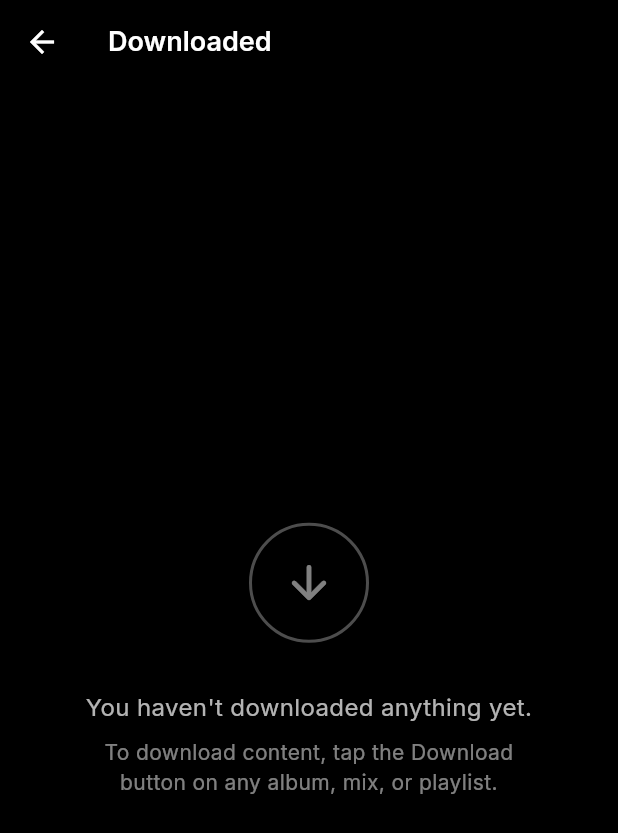
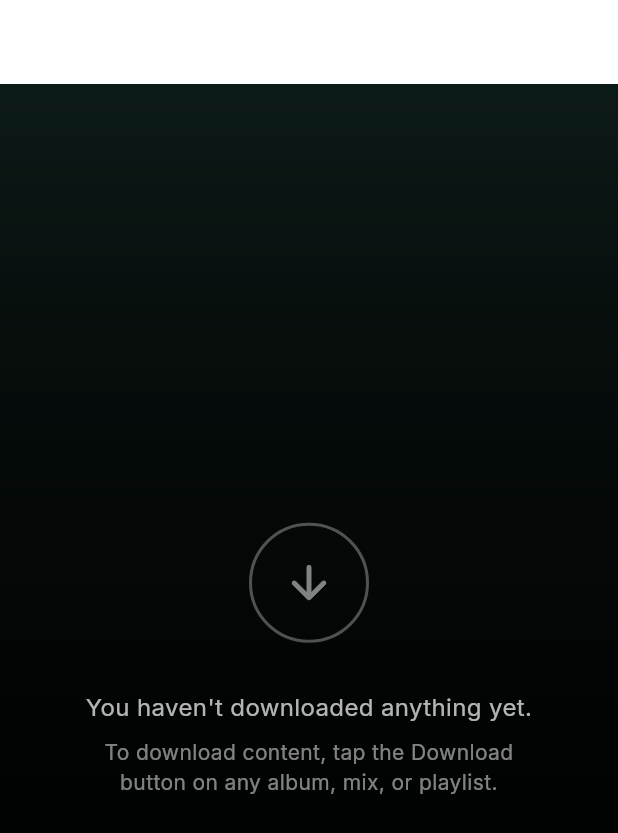
Before and after one commit to chandradev28/dreamin-app, a Flutter app: the screen it shows after launch, item 3 of the bottom bar chosen, after a tap on "Downloads", on a phone screen of 412 x 824 dp. Shown: the top 833 px of the screen. Run offline on Flutter 3.47's test engine with Material 3 defaults, Android fonts, the phone set to English and light mode, and no system bars; our stand-ins replace cached_network_image, dio, drift, equatable, flutter_riverpod, google_fonts and 4 more; accounts and stored records are empty; generated files the repository leaves out were written again.

Commit message:
feat: wire offline downloads and dynamic backdrops

```diff
--- a/lib/data/database.dart
+++ b/lib/data/database.dart
@@ -437,14 +437,33 @@ class AppDatabase extends _$AppDatabase {
     required String filePath,
     required int fileSize,
   }) async {
-    await into(cachedTracks).insert(CachedTracksCompanion.insert(
+    final existing = await (select(cachedTracks)
+          ..where((t) => t.trackId.equals(trackId) & t.source.equals(source)))
+        .getSingleOrNull();
+
+    if (existing != null) {
+      await (update(cachedTracks)..where((t) => t.id.equals(existing.id)))
+          .write(
+        CachedTracksCompanion(
+          trackJson: Value(trackJson),
+          filePath: Value(filePath),
+          fileSize: Value(fileSize),
+          cachedAt: Value(DateTime.now()),
+        ),
+      );
+      return;
+    }
+
+    await into(cachedTracks).insert(
+      CachedTracksCompanion.insert(
         trackId: trackId,
         source: source,
         trackJson: trackJson,
         filePath: filePath,
         fileSize: fileSize,
         cachedAt: DateTime.now(),
-    ));
+      ),
+    );
   }
 
   Future<bool> isTrackCached(String trackId, int source) async {
@@ -458,7 +477,17 @@ class AppDatabase extends _$AppDatabase {
     final result = await (select(cachedTracks)
           ..where((t) => t.trackId.equals(trackId) & t.source.equals(source)))
         .getSingleOrNull();
-    return result?.filePath;
+    if (result == null) {
+      return null;
+    }
+
+    final file = File(result.filePath);
+    if (!await file.exists()) {
+      await (delete(cachedTracks)..where((t) => t.id.equals(result.id))).go();
+      return null;
+    }
+
+    return result.filePath;
   }
 
   Future<void> removeCachedTrack(String trackId, int source) async {
@@ -494,7 +523,21 @@ class AppDatabase extends _$AppDatabase {
   }
 
   Future<List<CachedTrack>> getAllCachedTracks() async {
-    return select(cachedTracks).get();
+    final records = await (select(cachedTracks)
+          ..orderBy([(t) => OrderingTerm.desc(t.cachedAt)]))
+        .get();
+
+    final valid = <CachedTrack>[];
+    for (final record in records) {
+      final file = File(record.filePath);
+      if (await file.exists()) {
+        valid.add(record);
+      } else {
+        await (delete(cachedTracks)..where((t) => t.id.equals(record.id))).go();
+      }
+    }
+
+    return valid;
   }
 
   // ==================== SAVED ALBUMS ====================
--- a/lib/providers/download_provider.dart
+++ b/lib/providers/download_provider.dart
@@ -3,8 +3,11 @@ import 'dart:convert';
 import 'package:flutter_riverpod/flutter_riverpod.dart';
 import '../models/models.dart';
 import '../services/download_service.dart';
+import '../services/subsonic_service.dart';
+import '../services/tidal_service.dart';
 import '../data/database.dart';
 import 'music_provider.dart';
+import 'subsonic_provider.dart';
 
 /// Download state - tracks queue and current download progress
 class DownloadState {
@@ -35,7 +38,9 @@ class DownloadState {
   }) {
     return DownloadState(
       queue: queue ?? this.queue,
-      currentDownload: clearCurrentDownload ? null : (currentDownload ?? this.currentDownload),
+      currentDownload: clearCurrentDownload
+          ? null
+          : (currentDownload ?? this.currentDownload),
       currentProgress: currentProgress ?? this.currentProgress,
       currentStatus: currentStatus ?? this.currentStatus,
       downloadedTrackIds: downloadedTrackIds ?? this.downloadedTrackIds,
@@ -56,6 +61,18 @@ class DownloadNotifier extends StateNotifier<DownloadState> {
 
   DownloadNotifier(this._database) : super(const DownloadState()) {
     _loadDownloadedTracks();
+  }
+
+  void configureServices({
+    TidalService? tidalService,
+    SubsonicServiceImpl? subsonicService,
+  }) {
+    if (tidalService != null) {
+      _downloadService.initTidal(tidalService);
+    }
+    if (subsonicService != null) {
+      _downloadService.initSubsonic(subsonicService);
+    }
   }
 
   /// Load already downloaded track IDs from database
@@ -85,9 +102,9 @@ class DownloadNotifier extends StateNotifier<DownloadState> {
 
   /// Add multiple tracks to queue (album/playlist download)
   void addAllToQueue(List<Track> tracks) {
-    final newTracks = tracks.where(
-      (t) => !state.isDownloaded(t.id) && !state.isInQueue(t.id)
-    ).toList();
+    final newTracks = tracks
+        .where((t) => !state.isDownloaded(t.id) && !state.isInQueue(t.id))
+        .toList();
 
     if (newTracks.isEmpty) return;
 
@@ -180,9 +197,8 @@ class DownloadNotifier extends StateNotifier<DownloadState> {
     await _database.removeCachedTrack(track.id, track.source.index);
 
     state = state.copyWith(
-      downloadedTrackIds: state.downloadedTrackIds
-          .where((id) => id != track.id)
-          .toSet(),
+      downloadedTrackIds:
+          state.downloadedTrackIds.where((id) => id != track.id).toSet(),
     );
   }
 
@@ -193,7 +209,22 @@ class DownloadNotifier extends StateNotifier<DownloadState> {
 }
 
 /// Provider for download state
-final downloadProvider = StateNotifierProvider<DownloadNotifier, DownloadState>((ref) {
+final downloadProvider =
+    StateNotifierProvider<DownloadNotifier, DownloadState>((ref) {
   final database = ref.watch(databaseProvider);
-  return DownloadNotifier(database);
+  final notifier = DownloadNotifier(database);
+  notifier.configureServices(
+    tidalService: ref.read(tidalServiceProvider),
+    subsonicService: ref.read(subsonicServiceProvider),
+  );
+
+  ref.listen<TidalService>(tidalServiceProvider, (_, next) {
+    notifier.configureServices(tidalService: next);
+  });
+
+  ref.listen<SubsonicServiceImpl?>(subsonicServiceProvider, (_, next) {
+    notifier.configureServices(subsonicService: next);
+  });
+
+  return notifier;
 });
--- a/lib/screens/home/home_screen.dart
+++ b/lib/screens/home/home_screen.dart
@@ -5,7 +5,7 @@ import '../../core/theme/app_theme.dart';
 import '../../core/utils/responsive.dart';
 import '../../providers/providers.dart';
 import '../../models/models.dart';
-import '../../widgets/track_options_sheet.dart';
+import '../../widgets/widgets.dart';
 import '../album/album_detail_screen.dart';
 import '../playlist/playlist_detail_screen.dart';
 import 'see_all_screen.dart';
@@ -28,10 +28,8 @@ class HomeScreen extends ConsumerWidget {
 
     return Scaffold(
       backgroundColor: Colors.transparent,
-      body: Container(
-        decoration: BoxDecoration(
-          gradient: sourceTheme.gradient,
-        ),
+      body: PosterGradientBackground(
+        fallbackGradient: sourceTheme.gradient,
         child: RefreshIndicator(
           onRefresh: () => ref.read(homeDataProvider.notifier).refresh(),
           color: AppTheme.primaryColor,
--- a/lib/screens/library/library_downloads_screen.dart
+++ b/lib/screens/library/library_downloads_screen.dart
@@ -5,7 +5,8 @@ import 'dart:convert';
 import '../../core/theme/app_theme.dart';
 import '../../providers/providers.dart';
 import '../../models/models.dart';
-import '../../widgets/track_options_sheet.dart';
+import '../../data/database.dart';
+import '../../widgets/widgets.dart';
 
 /// Library Downloads Screen - TIDAL Style
 class LibraryDownloadsScreen extends ConsumerWidget {
@@ -13,12 +14,13 @@ class LibraryDownloadsScreen extends ConsumerWidget {
 
   @override
   Widget build(BuildContext context, WidgetRef ref) {
+    ref.watch(downloadProvider);
     final database = ref.watch(databaseProvider);
 
     return Scaffold(
-      backgroundColor: AppTheme.backgroundColor,
+      backgroundColor: Colors.transparent,
       appBar: AppBar(
-        backgroundColor: AppTheme.backgroundColor,
+        backgroundColor: Colors.transparent,
         elevation: 0,
         leading: IconButton(
           icon: const Icon(Icons.arrow_back, color: Colors.white),
@@ -33,7 +35,8 @@ class LibraryDownloadsScreen extends ConsumerWidget {
         ),
         centerTitle: false,
       ),
-      body: FutureBuilder(
+      body: PosterGradientBackground(
+        child: FutureBuilder<List<CachedTrack>>(
           future: database.getAllCachedTracks(),
           builder: (context, snapshot) {
             if (snapshot.connectionState == ConnectionState.waiting) {
@@ -42,7 +45,7 @@ class LibraryDownloadsScreen extends ConsumerWidget {
               );
             }
 
-          final downloads = snapshot.data ?? [];
+            final downloads = snapshot.data ?? const <CachedTrack>[];
 
             if (downloads.isEmpty) {
               return _buildEmptyState();
@@ -50,6 +53,7 @@ class LibraryDownloadsScreen extends ConsumerWidget {
 
             return _buildDownloadsList(downloads, ref);
           },
+        ),
       ),
     );
   }
@@ -100,14 +104,14 @@ class LibraryDownloadsScreen extends ConsumerWidget {
     );
   }
 
-  Widget _buildDownloadsList(List<dynamic> downloads, WidgetRef ref) {
+  Widget _buildDownloadsList(List<CachedTrack> downloads, WidgetRef ref) {
     return ListView.builder(
       padding: const EdgeInsets.symmetric(vertical: 8),
       itemCount: downloads.length,
       itemBuilder: (context, index) {
         final cached = downloads[index];
         try {
-          final trackData = jsonDecode(cached.trackJson as String);
+          final trackData = jsonDecode(cached.trackJson);
           final track = Track.fromJson(trackData);
 
           return ListTile(
@@ -115,7 +119,7 @@ class LibraryDownloadsScreen extends ConsumerWidget {
               final tracks = downloads
                   .map((item) {
                     try {
-                      final data = jsonDecode(item.trackJson as String);
+                      final data = jsonDecode(item.trackJson);
                       return Track.fromJson(data);
                     } catch (_) {
                       return null;
--- a/lib/screens/library/library_screen.dart
+++ b/lib/screens/library/library_screen.dart
@@ -3,6 +3,7 @@ import 'package:flutter_riverpod/flutter_riverpod.dart';
 import '../../core/theme/app_theme.dart';
 import '../../core/utils/responsive.dart';
 import '../../providers/providers.dart';
+import '../../widgets/widgets.dart';
 import 'library_playlists_screen.dart';
 import 'library_albums_screen.dart';
 import 'library_tracks_screen.dart';
@@ -21,8 +22,9 @@ class LibraryScreen extends ConsumerWidget {
     final favoritesState = ref.watch(favoritesProvider);
 
     return Scaffold(
-      backgroundColor: AppTheme.backgroundColor,
-      body: SafeArea(
+      backgroundColor: Colors.transparent,
+      body: PosterGradientBackground(
+        child: SafeArea(
           child: CustomScrollView(
             slivers: [
               // Header - TIDAL Style
@@ -98,7 +100,8 @@ class LibraryScreen extends ConsumerWidget {
                     _TidalLibraryTile(
                       icon: Icons.music_note_outlined,
                       title: 'Tracks',
-                    subtitle: '${favoritesState.favorites.length} liked songs',
+                      subtitle:
+                          '${favoritesState.favorites.length} liked songs',
                       onTap: () {
                         Navigator.push(
                           context,
@@ -145,6 +148,7 @@ class LibraryScreen extends ConsumerWidget {
                         20),
               ),
             ],
+          ),
         ),
       ),
     );
--- a/lib/screens/main/main_screen.dart
+++ b/lib/screens/main/main_screen.dart
@@ -60,16 +60,14 @@ class _MainScreenState extends ConsumerState<MainScreen> {
     final playerState = ref.watch(playerProvider);
 
     return Scaffold(
-      backgroundColor: AppTheme.backgroundColor,
-      body: Stack(
+      backgroundColor: Colors.transparent,
+      body: PosterGradientBackground(
+        child: Stack(
           children: [
-          // Main content
             IndexedStack(
               index: _currentIndex,
               children: _screens,
             ),
-
-          // Mini player
             if (playerState.hasTrack)
               Positioned(
                 left: 0,
@@ -85,6 +83,7 @@ class _MainScreenState extends ConsumerState<MainScreen> {
               ),
           ],
         ),
+      ),
       bottomNavigationBar: playerState.hasTrack ? null : _buildBottomNav(),
     );
   }
@@ -92,10 +91,10 @@ class _MainScreenState extends ConsumerState<MainScreen> {
   Widget _buildBottomNav() {
     return Container(
       decoration: BoxDecoration(
-        color: AppTheme.surfaceColor,
+        color: Colors.black.withOpacity(0.72),
         border: Border(
           top: BorderSide(
-            color: AppTheme.surfaceLighter,
+            color: Colors.white.withOpacity(0.08),
             width: 0.5,
           ),
         ),
@@ -108,7 +107,7 @@ class _MainScreenState extends ConsumerState<MainScreen> {
             _currentIndex = index;
           });
         },
-        backgroundColor: AppTheme.surfaceColor,
+        backgroundColor: Colors.transparent,
         selectedItemColor: AppTheme.primaryColor,
         unselectedItemColor: AppTheme.secondaryColor,
         type: BottomNavigationBarType.fixed,
--- a/lib/screens/search/search_screen.dart
+++ b/lib/screens/search/search_screen.dart
@@ -6,8 +6,8 @@ import '../../core/theme/app_theme.dart';
 import '../../core/utils/responsive.dart';
 import '../../providers/providers.dart';
 import '../../models/models.dart';
-import '../../widgets/track_options_sheet.dart';
 import '../../widgets/album_options_sheet.dart';
+import '../../widgets/widgets.dart';
 import '../album/album_detail_screen.dart';
 import '../playlist/playlist_detail_screen.dart';
 import '../artist/artist_detail_screen.dart';
@@ -101,16 +101,16 @@ class _SearchScreenState extends ConsumerState<SearchScreen> {
     final responsive = Responsive(context);
 
     return Scaffold(
-      backgroundColor: AppTheme.backgroundColor,
-      body: SafeArea(
+      backgroundColor: Colors.transparent,
+      body: PosterGradientBackground(
+        child: SafeArea(
           child: Column(
             children: [
-            // Search Bar
               Padding(
                 padding: EdgeInsets.all(responsive.horizontalPadding),
                 child: Container(
                   decoration: BoxDecoration(
-                  color: AppTheme.surfaceColor,
+                    color: AppTheme.surfaceColor.withOpacity(0.86),
                     borderRadius: BorderRadius.circular(4),
                   ),
                   child: TextField(
@@ -147,19 +147,20 @@ class _SearchScreenState extends ConsumerState<SearchScreen> {
                           : null,
                       border: InputBorder.none,
                       contentPadding: const EdgeInsets.symmetric(
-                        horizontal: 16, vertical: 16),
+                        horizontal: 16,
+                        vertical: 16,
                       ),
                     ),
                   ),
                 ),
-
-            // Content
+              ),
               Expanded(
                 child: _isSearching
                     ? _buildSearchResults(searchState, responsive)
                     : _buildBrowseSection(responsive),
               ),
             ],
+          ),
         ),
       ),
     );
--- /dev/null
+++ b/lib/widgets/poster_gradient_background.dart
@@ -0,0 +1,150 @@
+import 'dart:ui';
+
+import 'package:cached_network_image/cached_network_image.dart';
+import 'package:flutter/material.dart';
+import 'package:flutter_riverpod/flutter_riverpod.dart';
+import 'package:palette_generator/palette_generator.dart';
+
+import '../core/theme/app_theme.dart';
+import '../providers/providers.dart';
+
+class PosterGradientBackground extends ConsumerStatefulWidget {
+  final Widget child;
+  final Gradient? fallbackGradient;
+
+  const PosterGradientBackground({
+    super.key,
+    required this.child,
+    this.fallbackGradient,
+  });
+
+  @override
+  ConsumerState<PosterGradientBackground> createState() =>
+      _PosterGradientBackgroundState();
+}
+
+class _PosterGradientBackgroundState
+    extends ConsumerState<PosterGradientBackground> {
+  String? _coverUrl;
+  Color _dominantColor = AppTheme.backgroundColor;
+
+  @override
+  Widget build(BuildContext context) {
+    final track =
+        ref.watch(playerProvider.select((state) => state.currentTrack));
+    final coverUrl = track?.coverArtUrl;
+
+    if (coverUrl != _coverUrl) {
+      WidgetsBinding.instance.addPostFrameCallback((_) {
+        _updatePalette(coverUrl);
+      });
+    }
+
+    final hasArtwork = coverUrl != null && coverUrl.isNotEmpty;
+
+    return Stack(
+      fit: StackFit.expand,
+      children: [
+        AnimatedContainer(
+          duration: const Duration(milliseconds: 350),
+          decoration: BoxDecoration(
+            gradient: hasArtwork
+                ? LinearGradient(
+                    begin: Alignment.topCenter,
+                    end: Alignment.bottomCenter,
+                    colors: [
+                      _dominantColor.withOpacity(0.95),
+                      _dominantColor.withOpacity(0.55),
+                      AppTheme.backgroundColor.withOpacity(0.96),
+                      AppTheme.backgroundColor,
+                    ],
+                    stops: const [0.0, 0.28, 0.68, 1.0],
+                  )
+                : widget.fallbackGradient ??
+                    const LinearGradient(
+                      begin: Alignment.topCenter,
+                      end: Alignment.bottomCenter,
+                      colors: [
+                        Color(0xFF0D1B18),
+                        AppTheme.backgroundColor,
+                      ],
+                    ),
+          ),
+        ),
+        if (hasArtwork)
+          Positioned.fill(
+            child: IgnorePointer(
+              child: Opacity(
+                opacity: 0.26,
+                child: ImageFiltered(
+                  imageFilter: ImageFilter.blur(sigmaX: 30, sigmaY: 30),
+                  child: CachedNetworkImage(
+                    imageUrl: coverUrl,
+                    fit: BoxFit.cover,
+                  ),
+                ),
+              ),
+            ),
+          ),
+        Positioned.fill(
+          child: DecoratedBox(
+            decoration: BoxDecoration(
+              gradient: LinearGradient(
+                begin: Alignment.topCenter,
+                end: Alignment.bottomCenter,
+                colors: [
+                  Colors.black.withOpacity(hasArtwork ? 0.18 : 0.0),
+                  Colors.black.withOpacity(0.35),
+                  Colors.black.withOpacity(0.72),
+                  Colors.black.withOpacity(0.92),
+                ],
+                stops: const [0.0, 0.22, 0.62, 1.0],
+              ),
+            ),
+          ),
+        ),
+        Positioned.fill(child: widget.child),
+      ],
+    );
+  }
+
+  Future<void> _updatePalette(String? coverUrl) async {
+    _coverUrl = coverUrl;
+
+    if (coverUrl == null || coverUrl.isEmpty) {
+      if (mounted) {
+        setState(() {
+          _dominantColor = AppTheme.backgroundColor;
+        });
+      }
+      return;
+    }
+
+    try {
+      final palette = await PaletteGenerator.fromImageProvider(
+        CachedNetworkImageProvider(coverUrl),
+        size: const Size(120, 120),
+        maximumColorCount: 12,
+      );
+
+      if (!mounted || _coverUrl != coverUrl) {
+        return;
+      }
+
+      setState(() {
+        _dominantColor = palette.darkVibrantColor?.color ??
+            palette.dominantColor?.color ??
+            palette.vibrantColor?.color ??
+            AppTheme.backgroundColor;
+      });
+    } catch (_) {
+      if (!mounted || _coverUrl != coverUrl) {
+        return;
+      }
+
+      setState(() {
+        _dominantColor = AppTheme.backgroundColor;
+      });
+    }
+  }
+}
--- a/lib/widgets/widgets.dart
+++ b/lib/widgets/widgets.dart
@@ -1,5 +1,6 @@
 export 'music_widgets.dart';
 export 'mini_player.dart';
+export 'poster_gradient_background.dart';
 export 'track_options_sheet.dart';
 export 'artist_options_sheet.dart';
 export 'tidal_cover.dart';
```
Also changed, not shown: lib/screens/scaffold_with_mini_player.dart (+17 -7 lines), lib/services/download_service.dart (+60 -5 lines), lib/widgets/mini_player.dart (+10 -5 lines). Lines whose indentation alone changed are shown as unchanged.
